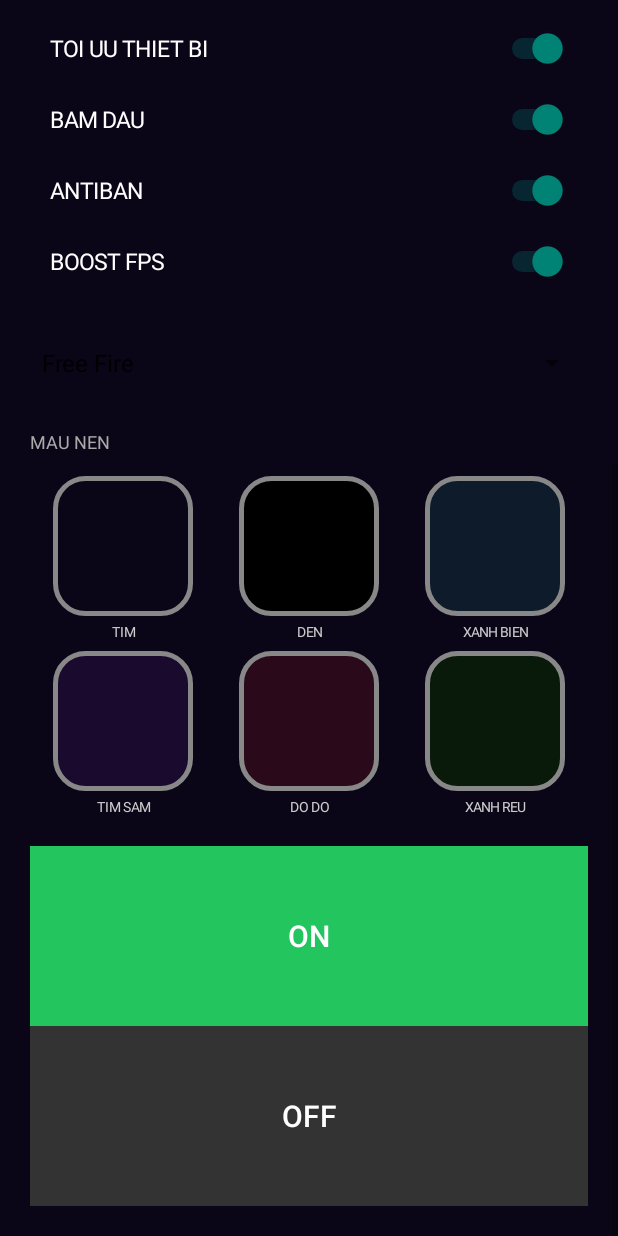
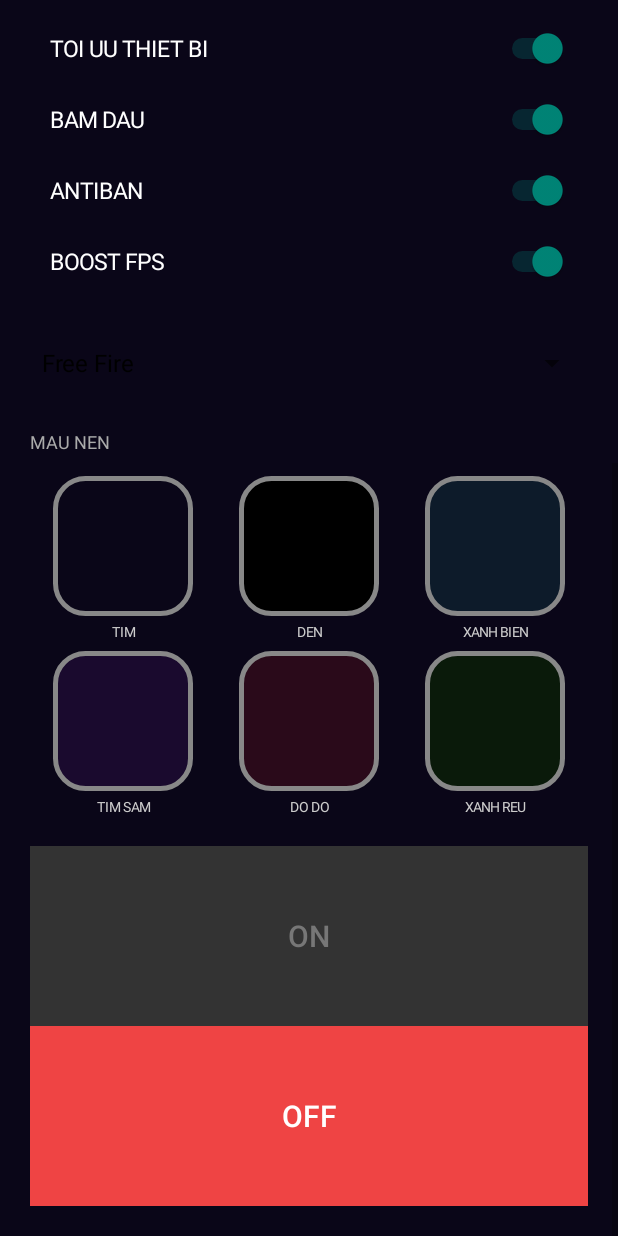
Before and after one commit to bin8386-what/Systool, an Android app: the screen it shows after launch (MainActivity), scrolled down 494 dp, on a phone screen of 412 x 824 dp. Run offline under Robolectric (Android 15) with nearby library versions, the light colour scheme and no system bars.

Commit message:
Update MainActivity.kt

```diff
--- a/app/src/main/java/com/dj/systool/MainActivity.kt
+++ b/app/src/main/java/com/dj/systool/MainActivity.kt
@@ -42,6 +42,8 @@ class MainActivity : AppCompatActivity() {
     lateinit var tvRam: TextView
     lateinit var tvNet: TextView
     lateinit var root: LinearLayout
+    var btnOn: Button? = null
+    var btnOff: Button? = null
 
     val colors = arrayOf(
         "#0a0618", "#000000", "#0d1b2a",
@@ -85,6 +87,23 @@ class MainActivity : AppCompatActivity() {
         addSpace()
         addOnOff()
         applyBg()
+        autoStart()
+    }
+
+    fun autoStart() {
+        h?.postDelayed({
+            val ov = Settings.canDrawOverlays(this)
+            if (!ov) return@postDelayed
+            if (TouchService.instance == null) return@postDelayed
+            val ws = Settings.System.canWrite(this)
+            if (!ws) return@postDelayed
+            ContextCompat.startForegroundService(this,
+                Intent(this, CoreService::class.java))
+            running = true
+            val on = btnOn
+            val off = btnOff
+            if (on != null && off != null) paint(on, off)
+        }, 500L)
     }
 
     fun addTitle() {
@@ -265,32 +284,34 @@ class MainActivity : AppCompatActivity() {
     }
 
     fun addOnOff() {
-        val btnOn = Button(this)
-        btnOn.text = "ON"
-        btnOn.setTextColor(Color.WHITE)
-        btnOn.textSize = 20f
-        btnOn.setBackgroundColor(Color.parseColor("#22C55E"))
-        btnOn.layoutParams = LinearLayout.LayoutParams(-1, 180)
-        root.addView(btnOn)
+        val on = Button(this)
+        on.text = "ON"
+        on.textSize = 20f
+        on.layoutParams = LinearLayout.LayoutParams(-1, 180)
+        root.addView(on)
 
-        val btnOff = Button(this)
-        btnOff.text = "OFF"
-        btnOff.setTextColor(Color.WHITE)
-        btnOff.textSize = 20f
-        btnOff.setBackgroundColor(Color.parseColor("#333333"))
-        btnOff.layoutParams = LinearLayout.LayoutParams(-1, 180)
-        root.addView(btnOff)
+        val off = Button(this)
+        off.text = "OFF"
+        off.textSize = 20f
+        off.layoutParams = LinearLayout.LayoutParams(-1, 180)
+        root.addView(off)
 
-        btnOn.setOnClickListener { startOn(btnOn, btnOff) }
-        btnOff.setOnClickListener {
+        btnOn = on
+        btnOff = off
+
+        running = false
+        paint(on, off)
+
+        on.setOnClickListener { startOn(on, off) }
+        off.setOnClickListener {
             stopService(Intent(this, CoreService::class.java))
             running = false
-            paint(btnOn, btnOff)
+            paint(on, off)
             Toast.makeText(this, "Da TAT", Toast.LENGTH_SHORT).show()
         }
     }
 
-    fun startOn(btnOn: Button, btnOff: Button) {
+    fun startOn(on: Button, off: Button) {
         val ov = Settings.canDrawOverlays(this)
         if (!ov) {
             Toast.makeText(this, "Cap quyen Overlay",
@@ -318,7 +339,7 @@ class MainActivity : AppCompatActivity() {
         ContextCompat.startForegroundService(this,
             Intent(this, CoreService::class.java))
         running = true
-        paint(btnOn, btnOff)
+        paint(on, off)
         Toast.makeText(this, "Da BAT v2", Toast.LENGTH_SHORT).show()
     }
 
@@ -326,9 +347,13 @@ class MainActivity : AppCompatActivity() {
         if (running) {
             on.setBackgroundColor(Color.parseColor("#22C55E"))
             off.setBackgroundColor(Color.parseColor("#333333"))
+            on.setTextColor(Color.WHITE)
+            off.setTextColor(Color.parseColor("#777777"))
         } else {
             on.setBackgroundColor(Color.parseColor("#333333"))
             off.setBackgroundColor(Color.parseColor("#EF4444"))
+            on.setTextColor(Color.parseColor("#777777"))
+            off.setTextColor(Color.WHITE)
         }
     }
 
```
